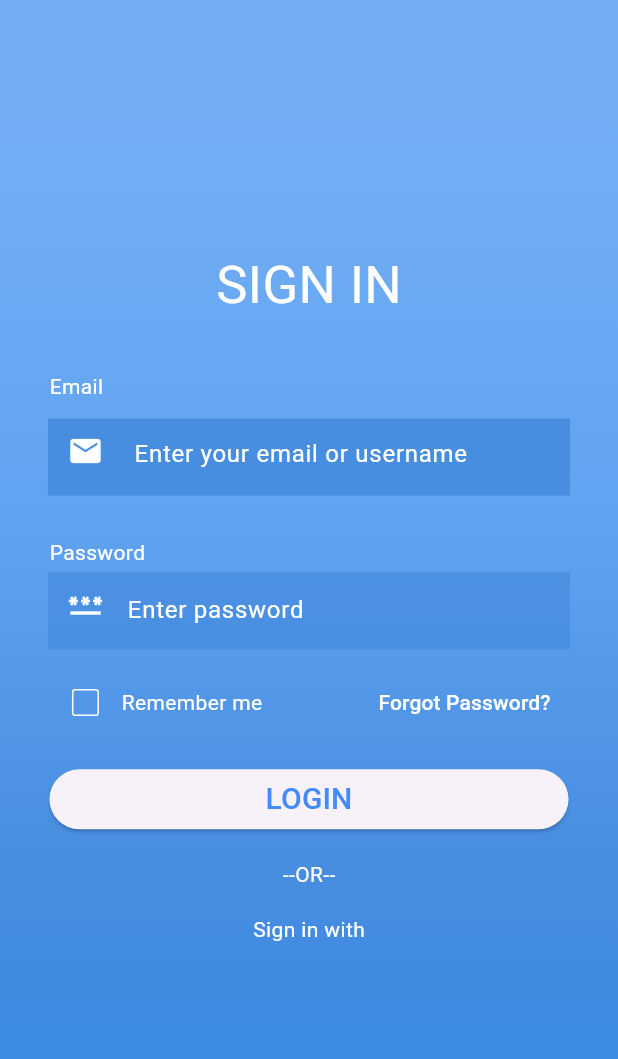
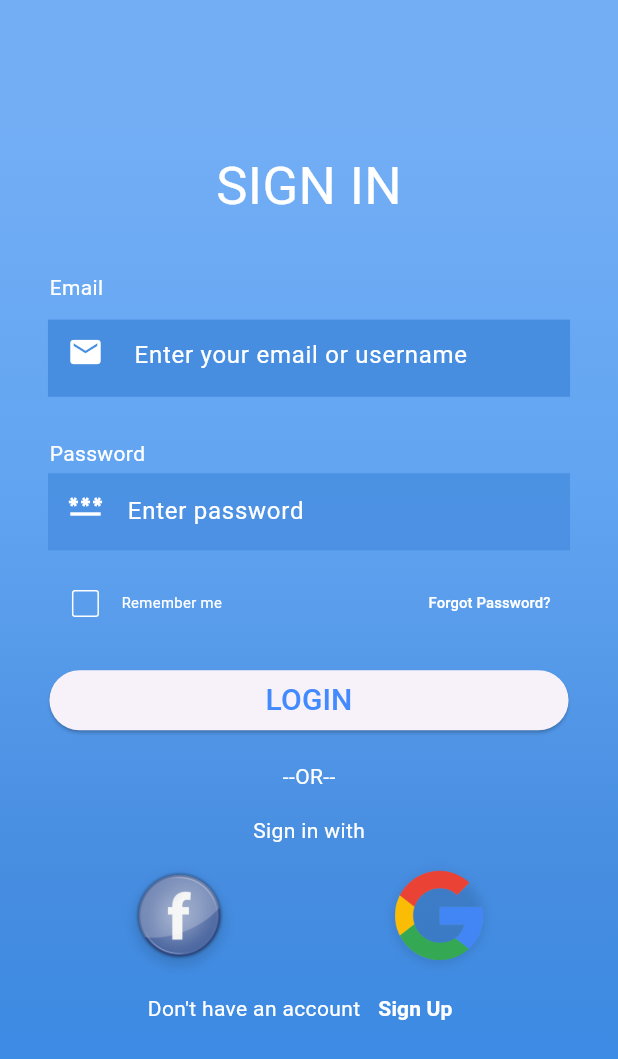
Before and after one commit to Ater-tech/LOGINUI, a Flutter app: the SimpleBlue screen opened directly, on a phone screen of 412 x 824 dp. Shown: the top 1059 px of the screen. Run offline on Flutter 3.47's test engine with Material 3 defaults, Android fonts, the phone set to English and light mode, and no system bars; Roboto replaces fonts that are missing (Black_Ops, Momo).

Commit message:
simple ui done

```diff
--- a/ui_templates/lib/home/home_page.dart
+++ b/ui_templates/lib/home/home_page.dart
@@ -1,5 +1,5 @@
 import 'package:flutter/material.dart';
-import 'package:ui_templates/log_in_pages/simple_blue.dart';
+import 'package:ui_templates/log_in_pages/simple_method/simple_blue.dart';
 
 class HomePage extends StatefulWidget {
   const HomePage({super.key});
--- a/ui_templates/lib/log_in_pages/simple_blue.dart
+++ /dev/null
@@ -1,242 +0,0 @@
-import 'package:flutter/material.dart';
-
-class SimpleBlue extends StatefulWidget {
-  const SimpleBlue({super.key});
-
-  @override
-  State<SimpleBlue> createState() => _SimpleState();
-}
-
-class _SimpleState extends State<SimpleBlue> {
-  bool rememberMe = false;
-  @override
-  Widget build(BuildContext context) {
-    final height = MediaQuery.sizeOf(context).height;
-    final width = MediaQuery.sizeOf(context).width;
-    return Scaffold(
-      body: Container(
-        height: double.infinity,
-        width: double.infinity,
-        decoration: BoxDecoration(
-          gradient: LinearGradient(
-            begin: Alignment.topCenter,
-            end: Alignment.bottomCenter,
-            colors: [
-              Color(0xFF73AEF5),
-              Color(0xFF61A4F1),
-              Color(0xff478de0),
-              Color(0xff398AE5),
-            ],
-            stops: [0.1, 0.4, 0.7, 0.9],
-          ),
-        ),
-        child: Padding(
-          padding: EdgeInsets.fromLTRB(
-            width * 0.08,
-            height * 0.2,
-            width * 0.08,
-            height * 0.1,
-          ),
-          child: Column(
-            children: [
-              Text(
-                "SIGN IN",
-                style: TextStyle(
-                  fontFamily: "Black_Ops",
-                  decoration: TextDecoration.none,
-                  fontWeight: FontWeight.normal,
-                  fontSize: 35,
-                  color: Colors.white,
-                ),
-              ),
-              SizedBox(height: height * 0.04),
-              emaiMethod(height),
-              SizedBox(height: height * 0.04),
-              passwordMethod(height),
-              forgotOrRemember(height),
-              logInButton(),
-              otherMethod(height, width),
-            ],
-          ),
-        ),
-      ),
-    );
-  }
-
-  Column otherMethod(double height, double width) {
-    return Column(
-      crossAxisAlignment: CrossAxisAlignment.center,
-      children: [
-        SizedBox(height: height * 0.02),
-        Text(
-          "--OR--",
-          style: TextStyle(color: Colors.white, fontFamily: 'Momo'),
-        ),
-        SizedBox(height: height * 0.02),
-        Text(
-          "Sign in with",
-          style: TextStyle(color: Colors.white, fontFamily: 'Momo'),
-        ),
-        SizedBox(height: height * 0.02),
-        Row(
-          mainAxisAlignment: MainAxisAlignment.spaceBetween,
-          children: [
-            InkWell(
-              onTap: () {},
-              child: Container(
-                decoration: BoxDecoration(
-                  boxShadow: [
-                    BoxShadow(
-                      color: Colors.black12,
-                      offset: Offset(0, 2),
-                      blurRadius: 6,
-                    ),
-                  ],
-                ),
-              ),
-            ),
-          ],
-        ),
-      ],
-    );
-  }
-
-  ElevatedButton logInButton() {
-    return ElevatedButton(
-      onPressed: () {},
-      child: Container(
-        width: double.infinity,
-        alignment: Alignment.center,
-        child: Text(
-          "LOGIN",
-          style: TextStyle(
-            color: Colors.blueAccent,
-            fontSize: 20,
-            fontFamily: 'Black_Ops',
-          ),
-        ),
-      ),
-    );
-  }
-
-  Padding forgotOrRemember(double height) {
-    return Padding(
-      padding: EdgeInsets.symmetric(vertical: height * 0.02),
-      child: Row(
-        mainAxisAlignment: MainAxisAlignment.spaceBetween,
-        children: [
-          Row(
-            mainAxisAlignment: MainAxisAlignment.start,
-            children: [
-              Checkbox(
-                value: rememberMe,
-                onChanged: ((value) {
-                  setState(() {
-                    rememberMe = value!;
-                  });
-                }),
-                // focusColor: Colors.white,
-                // hoverColor: Colors.white,
-                // checkColor: Colors.white,
-                activeColor: Colors.white,
-                side: BorderSide(color: Colors.white),
-              ),
-              Text(
-                "Remember me",
-                style: TextStyle(color: Colors.white, fontFamily: 'Momo'),
-              ),
-            ],
-          ),
-          TextButton(
-            onPressed: () {},
-            child: Text(
-              "Forgot Password?",
-              style: TextStyle(color: Colors.white, fontFamily: 'Momo'),
-            ),
-          ),
-        ],
-      ),
-    );
-  }
-
-  Column passwordMethod(double height) {
-    return Column(
-      crossAxisAlignment: CrossAxisAlignment.start,
-      children: [
-        Text(
-          "Password",
-          style: TextStyle(color: Colors.white, fontFamily: "Momo"),
-        ),
-        Container(
-          height: height * 0.06,
-          // alignment: Alignment.centerLeft,
-          decoration: BoxDecoration(
-            boxShadow: [
-              BoxShadow(
-                color: Color(0xff478de0).withValues(alpha: 0.8),
-                offset: Offset(0, 4),
-                // blurRadius: 10,
-                spreadRadius: 1,
-              ),
-            ],
-          ),
-          child: TextField(
-            obscureText: true,
-            style: TextStyle(color: Colors.white),
-            decoration: InputDecoration(
-              contentPadding: EdgeInsets.only(top: height * 0.02),
-              border: InputBorder.none,
-              hintText: "Enter password",
-              hintStyle: TextStyle(color: Colors.white),
-              prefixIcon: Icon(Icons.password, color: Colors.white),
-            ),
-          ),
-        ),
-      ],
-    );
-  }
-
-  Column emaiMethod(double height) {
-    return Column(
-      crossAxisAlignment: CrossAxisAlignment.start,
-      children: [
-        Text(
-          "Email",
-          style: TextStyle(
-            fontFamily: 'Momo',
-            fontWeight: FontWeight.normal,
-            color: Colors.white,
-          ),
-        ),
-        SizedBox(height: height * 0.01),
-        Container(
-          alignment: Alignment.centerLeft,
-          height: height * 0.06,
-          decoration: BoxDecoration(
-            boxShadow: [
-              BoxShadow(
-                color: Color(0xff478de0),
-                // blurRadius: 10,
-                spreadRadius: 1,
-                offset: Offset(0, 4),
-              ),
-            ],
-          ),
-          child: TextField(
-            keyboardType: TextInputType.emailAddress,
-            style: TextStyle(color: Colors.white),
-            decoration: InputDecoration(
-              contentPadding: EdgeInsets.only(top: 14),
-              prefixIcon: Icon(Icons.email, color: Colors.white),
-              hintText: " Enter your email or username",
-              hintStyle: TextStyle(color: Colors.white),
-              border: InputBorder.none,
-              fillColor: Colors.white,
-            ),
-            cursorColor: Colors.white,
-          ),
-        ),
-      ],
-    );
-  }
-}
--- /dev/null
+++ b/ui_templates/lib/log_in_pages/simple_method/emai_method.dart
@@ -0,0 +1,45 @@
+import 'package:flutter/material.dart';
+
+Column emaiMethod(double height) {
+    return Column(
+      crossAxisAlignment: CrossAxisAlignment.start,
+      children: [
+        Text(
+          "Email",
+          style: TextStyle(
+            fontFamily: 'Momo',
+            fontWeight: FontWeight.normal,
+            color: Colors.white,
+          ),
+        ),
+        SizedBox(height: height * 0.01),
+        Container(
+          alignment: Alignment.centerLeft,
+          height: height * 0.06,
+          decoration: BoxDecoration(
+            boxShadow: [
+              BoxShadow(
+                color: Color(0xff478de0),
+                // blurRadius: 10,
+                spreadRadius: 1,
+                offset: Offset(0, 4),
+              ),
+            ],
+          ),
+          child: TextField(
+            keyboardType: TextInputType.emailAddress,
+            style: TextStyle(color: Colors.white),
+            decoration: InputDecoration(
+              contentPadding: EdgeInsets.only(top: 14),
+              prefixIcon: Icon(Icons.email, color: Colors.white),
+              hintText: " Enter your email or username",
+              hintStyle: TextStyle(color: Colors.white),
+              border: InputBorder.none,
+              fillColor: Colors.white,
+            ),
+            cursorColor: Colors.white,
+          ),
+        ),
+      ],
+    );
+  }
--- /dev/null
+++ b/ui_templates/lib/log_in_pages/simple_method/forgot_or_remember.dart
@@ -0,0 +1 @@
+// import 'package:flutter/material.dart';
--- /dev/null
+++ b/ui_templates/lib/log_in_pages/simple_method/other_method.dart
@@ -0,0 +1,65 @@
+import 'package:flutter/material.dart';
+
+  Column otherMethod(double height, double width) {
+    return Column(
+      crossAxisAlignment: CrossAxisAlignment.center,
+      children: [
+        SizedBox(height: height * 0.02),
+        Text(
+          "--OR--",
+          style: TextStyle(color: Colors.white, fontFamily: 'Momo'),
+        ),
+        SizedBox(height: height * 0.02),
+        Text(
+          "Sign in with",
+          style: TextStyle(color: Colors.white, fontFamily: 'Momo'),
+        ),
+        SizedBox(height: height * 0.02),
+        Row(
+          mainAxisAlignment: MainAxisAlignment.spaceAround,
+          children: [
+            InkWell(
+              onTap: () {},
+              child: Container(
+                height: 60,
+                width: 60,
+                decoration: BoxDecoration(
+                  shape: BoxShape.circle,
+                  boxShadow: [
+                    BoxShadow(
+                      color: Colors.black12,
+                      offset: Offset(0, 4),
+                      blurRadius: 6,
+                    ),
+                  ],
+                  image: DecorationImage(
+                    image: AssetImage("assets/logos/facebook.png"),
+                  ),
+                ),
+              ),
+            ),
+            InkWell(
+              onTap: () {},
+              child: Container(
+                height: 60,
+                width: 60,
+                decoration: BoxDecoration(
+                  shape: BoxShape.circle,
+                  boxShadow: [
+                    BoxShadow(
+                      color: Colors.black12,
+                      offset: Offset(0, 2),
+                      blurRadius: 6,
+                    ),
+                  ],
+                  image: DecorationImage(
+                    image: AssetImage("assets/logos/google.png"),
+                  ),
+                ),
+              ),
+            ),
+          ],
+        ),
+      ],
+    );
+  }
--- /dev/null
+++ b/ui_templates/lib/log_in_pages/simple_method/password_method.dart
@@ -0,0 +1,38 @@
+import 'package:flutter/material.dart';
+
+Column passwordMethod(double height) {
+    return Column(
+      crossAxisAlignment: CrossAxisAlignment.start,
+      children: [
+        Text(
+          "Password",
+          style: TextStyle(color: Colors.white, fontFamily: "Momo"),
+        ),
+        Container(
+          height: height * 0.06,
+          // alignment: Alignment.centerLeft,
+          decoration: BoxDecoration(
+            boxShadow: [
+              BoxShadow(
+                color: Color(0xff478de0).withValues(alpha: 0.8),
+                offset: Offset(0, 4),
+                // blurRadius: 10,
+                spreadRadius: 1,
+              ),
+            ],
+          ),
+          child: TextField(
+            obscureText: true,
+            style: TextStyle(color: Colors.white),
+            decoration: InputDecoration(
+              contentPadding: EdgeInsets.only(top: height * 0.02),
+              border: InputBorder.none,
+              hintText: "Enter password",
+              hintStyle: TextStyle(color: Colors.white),
+              prefixIcon: Icon(Icons.password, color: Colors.white),
+            ),
+          ),
+        ),
+      ],
+    );
+  }
--- /dev/null
+++ b/ui_templates/lib/log_in_pages/simple_method/simple_blue.dart
@@ -0,0 +1,159 @@
+import 'package:flutter/material.dart';
+import 'emai_method.dart';
+import 'password_method.dart';
+import 'other_method.dart';
+
+// import 'forgot_or_remember.dart';
+
+class SimpleBlue extends StatefulWidget {
+  const SimpleBlue({super.key});
+
+  @override
+  State<SimpleBlue> createState() => _SimpleState();
+}
+
+class _SimpleState extends State<SimpleBlue> {
+  bool rememberMe = false;
+  @override
+  Widget build(BuildContext context) {
+    final height = MediaQuery.sizeOf(context).height;
+    final width = MediaQuery.sizeOf(context).width;
+    return Scaffold(
+      body: SingleChildScrollView(
+        child: Container(
+          height: height,
+          width: height,
+          decoration: BoxDecoration(
+            gradient: LinearGradient(
+              begin: Alignment.topCenter,
+              end: Alignment.bottomCenter,
+              colors: [
+                Color(0xFF73AEF5),
+                Color(0xFF61A4F1),
+                Color(0xff478de0),
+                Color(0xff398AE5),
+              ],
+              stops: [0.1, 0.4, 0.7, 0.9],
+            ),
+          ),
+          child: Padding(
+            padding: EdgeInsets.fromLTRB(
+              width * 0.08,
+              height * 0.12,
+              width * 0.08,
+              height * 0.08,
+            ),
+            child: Column(
+              children: [
+                Text(
+                  "SIGN IN",
+                  style: TextStyle(
+                    fontFamily: "Black_Ops",
+                    decoration: TextDecoration.none,
+                    fontWeight: FontWeight.normal,
+                    fontSize: 35,
+                    color: Colors.white,
+                  ),
+                ),
+                SizedBox(height: height * 0.04),
+                emaiMethod(height),
+                SizedBox(height: height * 0.04),
+                passwordMethod(height),
+                forgotOrRemember(height),
+                logInButton(),
+                otherMethod(height, width),
+                SizedBox(height: height * 0.01),
+                Row(
+                  mainAxisAlignment: MainAxisAlignment.center,
+                  children: [
+                    Text(
+                      "Don't have an account",
+                      style: TextStyle(color: Colors.white),
+                    ),
+                    TextButton(
+                      onPressed: () {},
+                      child: Text(
+                        "Sign Up",
+                        style: TextStyle(
+                          color: Colors.white,
+                          fontWeight: FontWeight.bold,
+                        ),
+                      ),
+                    ),
+                  ],
+                ),
+              ],
+            ),
+          ),
+        ),
+      ),
+    );
+  }
+
+
+  ElevatedButton logInButton() {
+    return ElevatedButton(
+      onPressed: () {},
+      child: Container(
+        width: double.infinity,
+        alignment: Alignment.center,
+        child: Text(
+          "LOGIN",
+          style: TextStyle(
+            color: Colors.blueAccent,
+            fontSize: 20,
+            fontFamily: 'Black_Ops',
+          ),
+        ),
+      ),
+    );
+  }
+
+  Padding forgotOrRemember(double height) {
+    return Padding(
+      padding: EdgeInsets.symmetric(vertical: height * 0.02),
+      child: Row(
+        mainAxisAlignment: MainAxisAlignment.spaceBetween,
+        children: [
+          Row(
+            mainAxisAlignment: MainAxisAlignment.start,
+            children: [
+              Checkbox(
+                value: rememberMe,
+                onChanged: ((value) {
+                  setState(() {
+                    rememberMe = value!;
+                  });
+                }),
+                // focusColor: Colors.white,
+                // hoverColor: Colors.white,
+                // checkColor: Colors.white,
+                activeColor: Colors.white,
+                side: BorderSide(color: Colors.white),
+              ),
+              Text(
+                "Remember me",
+                style: TextStyle(
+                  color: Colors.white,
+                  fontFamily: 'Momo',
+                  fontSize: height * 0.012,
+                ),
+              ),
+            ],
+          ),
+          TextButton(
+            onPressed: () {},
+            child: Text(
+              "Forgot Password?",
+              style: TextStyle(
+                color: Colors.white,
+                fontFamily: 'Momo',
+                fontSize: height * 0.012,
+              ),
+            ),
+          ),
+        ],
+      ),
+    );
+  }
+}
```
Also changed, not shown: ui_templates/lib/log_in_pages/curved_ui/curved_down_ui.dart (added), ui_templates/pubspec.lock.
